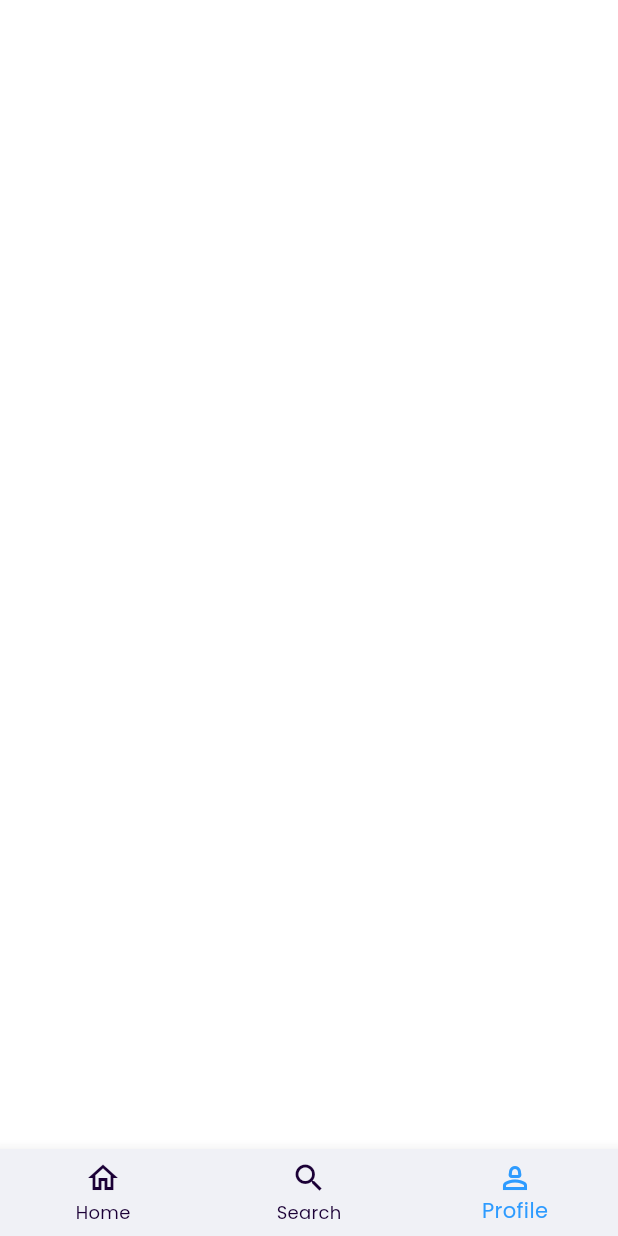
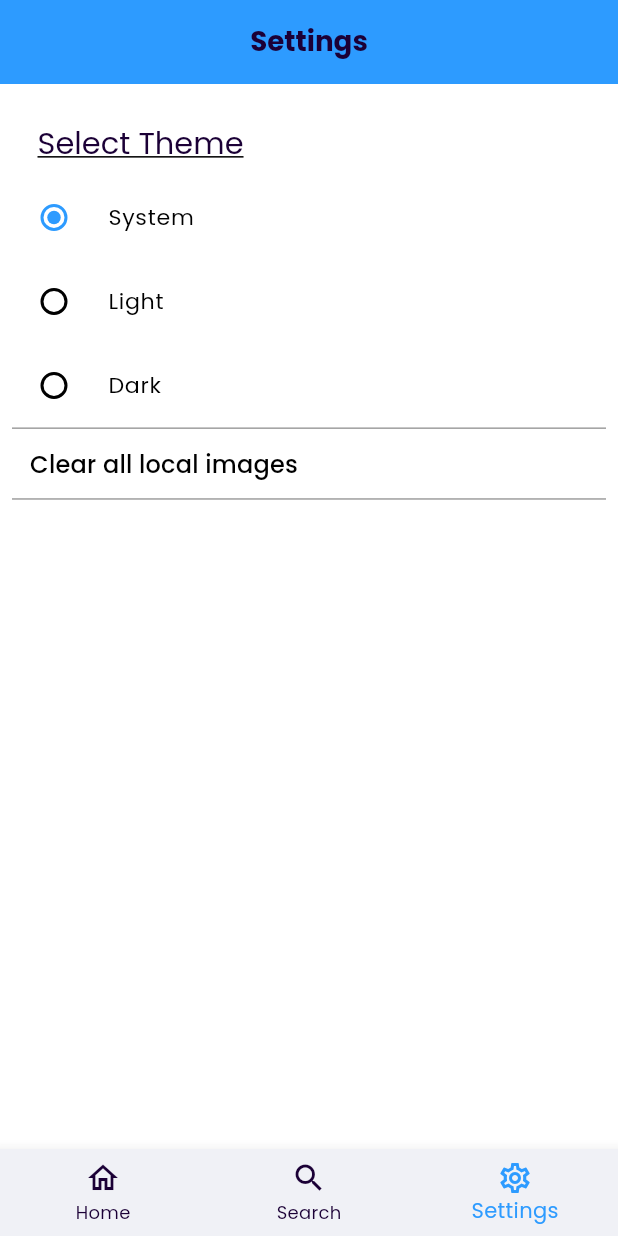
Before and after one commit to hassaan-112/Gallery_app, a Flutter app: the screen it shows after launch, item 3 of the bottom bar chosen, on a phone screen of 412 x 824 dp. Run offline on Flutter 3.47's test engine with Material 3 defaults, Android fonts, the phone set to English and light mode, and no system bars; our stand-ins replace flutter_screenutil, flutter_svg, fluttertoast, get, google_fonts, image_picker.

Commit message:
added settings screen

```diff
--- a/lib/main.dart
+++ b/lib/main.dart
@@ -19,6 +19,7 @@ class MyApp extends StatelessWidget {
       minTextAdapt: true,
       splitScreenMode: true,
       builder: (context, child) => GetMaterialApp(
+        debugShowCheckedModeBanner: false,
         title: 'Flutter Demo',
         theme: AppTheme.lightTheme,
         darkTheme: AppTheme.darkTheme,
--- a/lib/res/localization/localization.dart
+++ b/lib/res/localization/localization.dart
@@ -10,6 +10,7 @@ class languages extends Translations{
       "search":"Search",
       "try_again":"Try again",
       "search_something":"Search Something",
+      "clear_images":"Clear all local images",
 
     }
   };
--- a/lib/res/routes/routeNames.dart
+++ b/lib/res/routes/routeNames.dart
@@ -4,6 +4,7 @@ class RouteName{
   static const String homeScreen = "/homeScreen";
   static const String addImageScreen = "/addImageScreen";
   static const String SearchScreen = "/searchScreen";
+  static const String SettingsScreen = "/settingsScreen";
 
 
 }
--- a/lib/res/routes/routes.dart
+++ b/lib/res/routes/routes.dart
@@ -1,5 +1,6 @@
 import 'package:gallery_app/res/routes/routeNames.dart';
 import 'package:gallery_app/view/BottomNav.dart';
+import 'package:gallery_app/view/Settings.dart';
 import 'package:gallery_app/view/SplashScreen.dart';
 import 'package:gallery_app/view/addImageScreen.dart';
 import 'package:gallery_app/view/searchScreen.dart';
@@ -11,5 +12,6 @@ class AppRoutes {
     GetPage(name: RouteName.homeScreen, page: () { return BottomNavBar(); }, transition: Transition.fadeIn,transitionDuration: Duration(seconds: 2)),
     GetPage(name: RouteName.addImageScreen, page: () { return AddImageScreen(); }, transition: Transition.fadeIn,transitionDuration: Duration(milliseconds: 1000)),
     GetPage(name: RouteName.SearchScreen, page: () { return SearchScreen(); }, transition: Transition.fadeIn,transitionDuration: Duration(milliseconds: 1000)),
+    GetPage(name: RouteName.SettingsScreen, page: () { return SettingsScreen(); }, transition: Transition.fadeIn,transitionDuration: Duration(milliseconds: 1000)),
   ];
 }
--- a/lib/view/BottomNav.dart
+++ b/lib/view/BottomNav.dart
@@ -1,4 +1,5 @@
 import 'package:flutter/material.dart';
+import 'package:gallery_app/view/Settings.dart';
 import 'package:gallery_app/view/searchScreen.dart';
 import '../view_model/BottomNavVM.dart';
 import 'package:get/get.dart';
@@ -15,7 +16,7 @@ class _BottomNavBarState extends State<BottomNavBar> {
   @override
   Widget build(BuildContext context) {
     final navBarVM = Get.put(NavBarViewModel());
-    List<Widget> pages = [HomeScreen(),SearchScreen()];
+    List<Widget> pages = [HomeScreen(),SearchScreen(),SettingsScreen()];
 
     return Scaffold(
       body: Obx(()=> IndexedStack(index: navBarVM.index, children: pages)),
@@ -32,8 +33,8 @@ class _BottomNavBarState extends State<BottomNavBar> {
             ),
             BottomNavigationBarItem(icon: Icon(Icons.search), label: "Search"),
             BottomNavigationBarItem(
-              icon: Icon(Icons.person_2_outlined),
-              label: "Profile",
+              icon: Icon(Icons.settings_outlined),
+              label: "Settings",
             ),
           ],
         ),
--- a/lib/view/HomeScreen.dart
+++ b/lib/view/HomeScreen.dart
@@ -19,15 +19,6 @@ class _HomeScreenState extends State<HomeScreen> {
       appBar: AppBar(
         title: Text("Home"),
         centerTitle: true,
-
-        leading: IconButton(
-          onPressed: () {
-            Get.changeThemeMode(
-              Get.isDarkMode ? ThemeMode.light : ThemeMode.dark,
-            );
-          },
-          icon: Icon(Get.isDarkMode ? Icons.light_mode : Icons.dark_mode),
-        ),
       ),
       body: Padding(
         padding: EdgeInsets.symmetric(horizontal: 12.r),
--- /dev/null
+++ b/lib/view/Settings.dart
@@ -0,0 +1,119 @@
+import 'package:flutter/material.dart';
+import 'package:flutter_screenutil/flutter_screenutil.dart';
+import 'package:get/get.dart';
+
+import '../res/colors/appColors.dart';
+import '../utils/Utils.dart';
+import '../view_model/HomeScreenVM.dart';
+import '../view_model/SettingsVM.dart';
+
+class SettingsScreen extends StatefulWidget {
+  const SettingsScreen({super.key});
+
+  @override
+  State<SettingsScreen> createState() => _SettingsScreenState();
+}
+
+class _SettingsScreenState extends State<SettingsScreen> {
+  @override
+  Widget build(BuildContext context) {
+    final settingsVM = Get.put(SettingsViewModel());
+    final homeVM = Get.put(HomeScreenViewModel());
+
+    return Scaffold(
+      appBar: AppBar(
+        title: Text("Settings"),
+        centerTitle: true,
+      ),
+      body: Column(
+        children: [
+          Obx(
+            () => Column(
+              crossAxisAlignment: CrossAxisAlignment.start,
+              children: [
+                30.verticalSpace,
+                Padding(
+                  padding: EdgeInsets.only(left: 25.w),
+                  child: Text(
+                    "Select Theme",
+                    style: Theme.of(context).textTheme.displayMedium!.copyWith(
+                      decoration: TextDecoration.underline,
+                    ),
+                  ),
+                ),
+                10.verticalSpace,
+                RadioListTile(
+                  value: 1,
+                  groupValue: settingsVM.radioValue.value,
+                  onChanged: (value) {
+                    setState(() {
+                      settingsVM.radioValue.value = 1;
+                      settingsVM.changeTheme(ThemeMode.system);
+                    });
+                  },
+                  title: Text("System"),
+                ),
+                RadioListTile(
+                  value: 2,
+                  groupValue: settingsVM.radioValue.value,
+                  onChanged: (value) {
+                    setState(() {
+                      settingsVM.radioValue.value = 2;
+                      settingsVM.changeTheme(ThemeMode.light);
+                    });
+                  },
+                  title: Text("Light"),
+                ),
+                RadioListTile(
+                  value: 3,
+                  groupValue: settingsVM.radioValue.value,
+                  onChanged: (value) {
+                    setState(() {
+                      settingsVM.radioValue.value = 3;
+                      settingsVM.changeTheme(ThemeMode.dark);
+                    });
+                  },
+                  title: Text("Dark"),
+                ),
+              ],
+            ),
+          ),
+          Padding(
+            padding: EdgeInsets.symmetric(horizontal: 8.w),
+            child: Container(
+              width: double.infinity,
+              height: 1,
+              color: Colors.grey,
+            ),
+          ),
+          Padding(
+            padding: EdgeInsets.symmetric(horizontal: 20.w),
+            child: GestureDetector(
+              onTap: () {
+                homeVM.images.clear();
+                Utils.toast("Images Cleared", AppColors.positiveGreen);
+              },
+              child: Container(
+                width: double.infinity,
+                height: 50.h,
+                alignment: Alignment.centerLeft,
+                child: Text(
+                  "clear_images".tr,
+                  style: Theme.of(context).textTheme.titleMedium,
+                ),
+              ),
+            ),
+          ),
+          Padding(
+            padding: EdgeInsets.symmetric(horizontal: 8.w),
+            child: Container(
+              width: double.infinity,
+              height: 1,
+              color: Colors.grey,
+            ),
+          ),
+        ],
+      ),
+    );
+  }
+}
--- a/lib/view/addImageScreen.dart
+++ b/lib/view/addImageScreen.dart
@@ -1,5 +1,3 @@
-import 'dart:io';
-
 import 'package:flutter/material.dart';
 import 'package:gallery_app/res/colors/appColors.dart';
 import 'package:get/get.dart';
@@ -23,11 +21,6 @@ class _AddImageScreenState extends State<AddImageScreen> {
       appBar: AppBar(
         title: Text("Add Image"),
         centerTitle: true,
-        actions:[
-          IconButton(onPressed: (){
-            Get.changeThemeMode(Get.isDarkMode ? ThemeMode.light : ThemeMode.dark);
-          }, icon: Icon(Get.isDarkMode?Icons.light_mode:Icons.dark_mode))
-        ]
       ),
       body: Column(
         children: [
--- a/lib/view/searchScreen.dart
+++ b/lib/view/searchScreen.dart
@@ -20,15 +20,6 @@ class _SearchScreenState extends State<SearchScreen> {
     final searchVM = Get.put(SearchViewModel());
     return Scaffold(
       appBar: AppBar(title: Text("search".tr), centerTitle: true,
-
-        leading: IconButton(
-          onPressed: () {
-            Get.changeThemeMode(
-              Get.isDarkMode ? ThemeMode.light : ThemeMode.dark,
-            );
-          },
-          icon: Icon(Get.isDarkMode ? Icons.light_mode : Icons.dark_mode),
-        ),
       ),
       body: Padding(
         padding: EdgeInsets.all(10.r),
@@ -42,7 +33,7 @@ class _SearchScreenState extends State<SearchScreen> {
               validator: (value) {return null;},
               onSubmited: (value) {
                 if (value == "") {
-                  Utils.toast("please enter text", AppColors.negativeRed);
+                  searchVM.status.value = Status.IDLE;
                 } else if (searchVM.status == Status.LOADING) {
                 } else {
                   searchVM.search();
@@ -54,7 +45,11 @@ class _SearchScreenState extends State<SearchScreen> {
               },
               suffixIcon: Icons.search,
               suffixIconbuttonfunction: () {
-                if (searchVM.status != Status.LOADING) {
+                if (searchVM.controller.value.text == "") {
+                  searchVM.status.value = Status.IDLE;
+                  Utils.toast("please enter text", AppColors.negativeRed);
+                }
+                else if (searchVM.status != Status.LOADING) {
                   searchVM.search();
                   searchVM.focusNode.value.unfocus();
                 }
--- /dev/null
+++ b/lib/view_model/SettingsVM.dart
@@ -0,0 +1,14 @@
+import 'package:flutter/material.dart';
+import 'package:get/get.dart';
+
+class SettingsViewModel extends GetxController{
+
+  final currentTheme = ThemeMode.system.obs;
+  RxInt radioValue = 1.obs;
+
+  changeTheme(ThemeMode themeMode){
+    currentTheme.value = themeMode;
+    Get.changeThemeMode(themeMode);
+  }
+
+}
```
